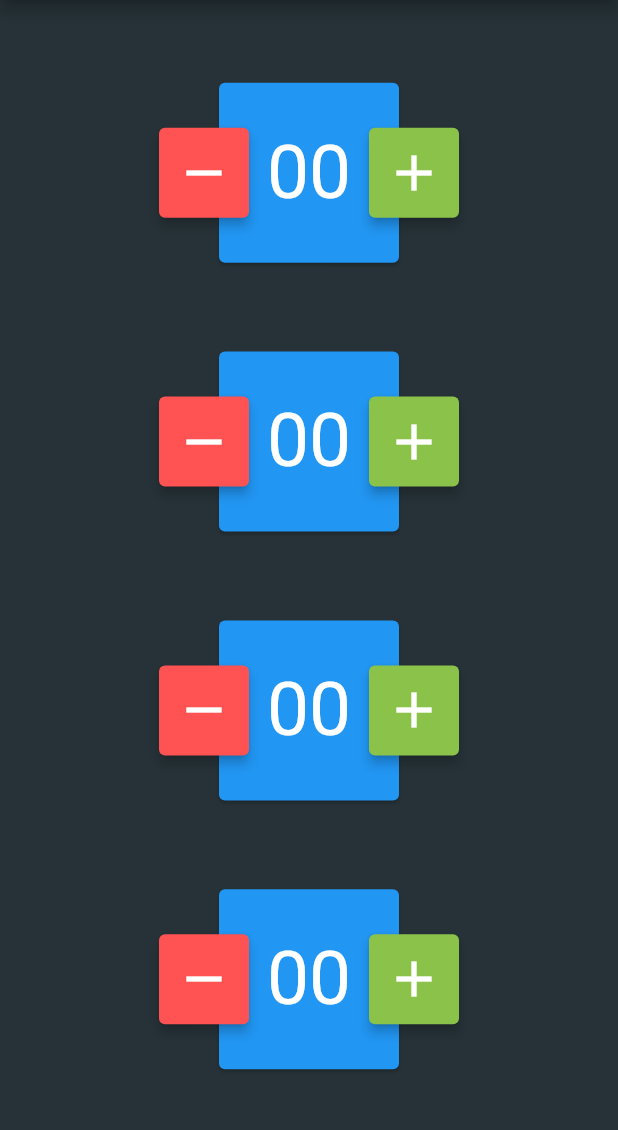
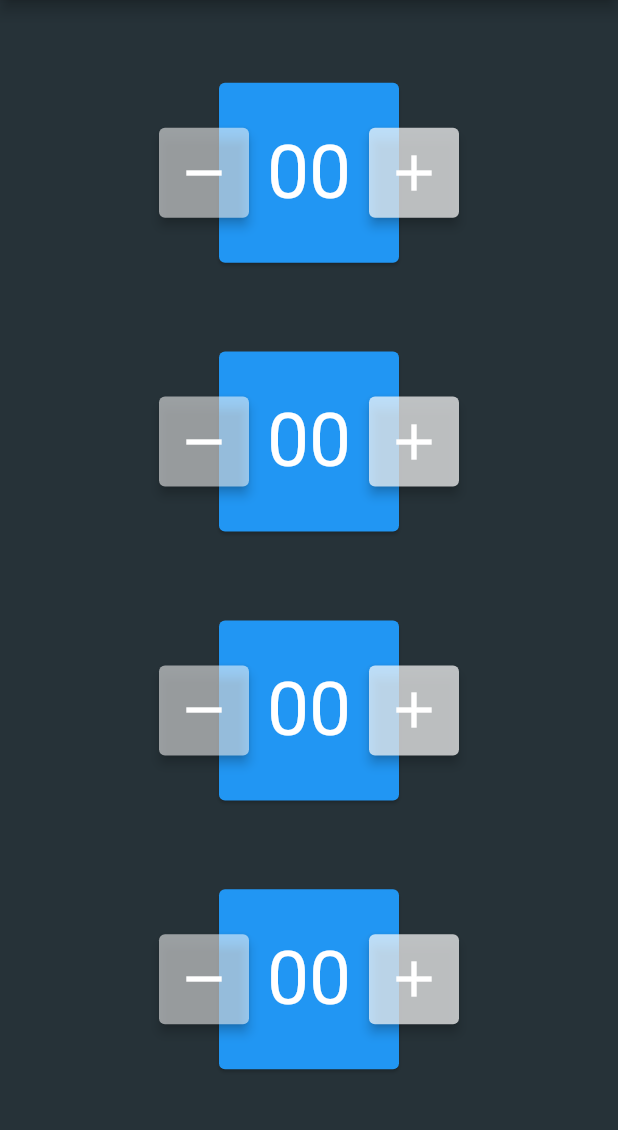
Before and after one commit to 04M04/MatDis, a Flutter app: the screen it shows after launch, on a phone screen of 412 x 824 dp, the part 84-1214 px from its top. Run offline on Flutter 3.47's test engine with Material 2 defaults, Android fonts, the phone set to English and light mode, and no system bars; our stand-ins replace bloc, dartz, equatable, flutter_bloc, get_it; Roboto replaces fonts that are missing (Rubik).

Commit message:
changed the button color

```diff
--- a/Control/matdis_control/lib/presentation/points/widgets/custom_button.dart
+++ b/Control/matdis_control/lib/presentation/points/widgets/custom_button.dart
@@ -8,6 +8,7 @@
   @override
   Widget build(BuildContext context) {
     final themeData = Theme.of(context);
+
     return InkResponse(
       // onTap: () =>
       //     BlocProvider.of<AdvicerBloc>(context).add(AdviceRequestedEvent()),
@@ -36,7 +37,7 @@
               left: -40,
               child: Card(
                 elevation: 3,
-                color: Colors.redAccent,
+                color: Colors.white54,
                 child: SizedBox(
                   width: 60,
                   height: 60,
@@ -54,7 +55,7 @@
             right: -40,
             child: Card(
               elevation: 3,
-              color: Colors.lightGreen,
+              color: Colors.white70,
               child: SizedBox(
                 width: 60,
                 height: 60,
```
